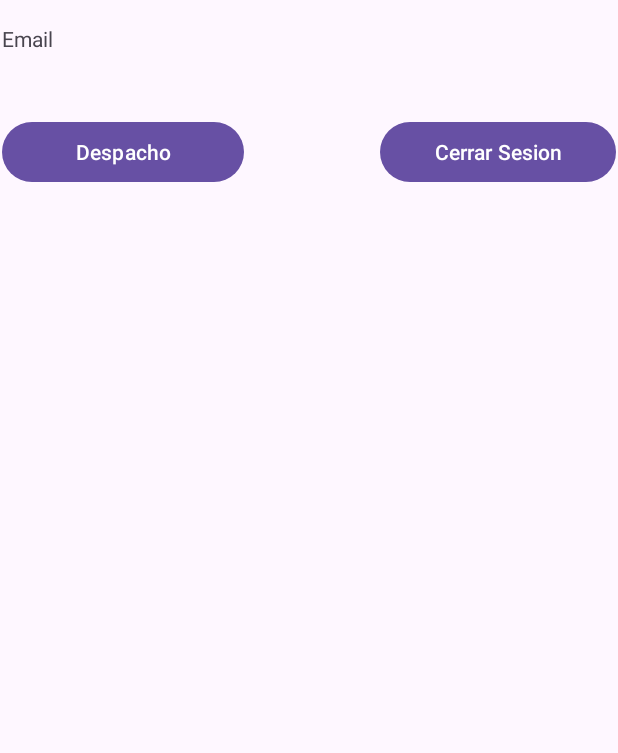
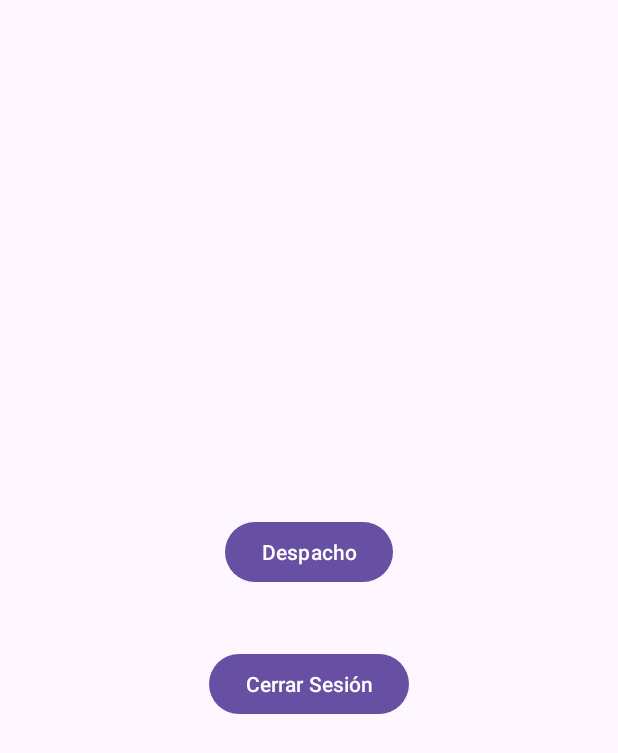
Before and after one commit to TEspina1705/Distribuidora, an Android app: the MenuActivity screen opened directly, with no data from a screen before it, on a phone screen of 412 x 824 dp. Shown: the top 753 px of the screen. Run offline under Robolectric (Android 15) with nearby library versions, the phone set to English and light mode, and no system bars; our stand-ins replace Firebase (no records; nobody signed in at launch, a user with empty details on screens opened directly).

Commit message:
comentarios en codigo y eliminacion de boton y textView sin uso

```diff
--- a/app/src/main/java/com/example/distribuidora/MenuActivity.java
+++ b/app/src/main/java/com/example/distribuidora/MenuActivity.java
@@ -12,11 +12,11 @@ import androidx.core.view.ViewCompat;
 import androidx.core.view.WindowInsetsCompat;
 
 import com.google.firebase.auth.FirebaseAuth;
-
+//pantalla Menu Despacho
 public class MenuActivity extends AppCompatActivity {
 
-    Button btn_cerrar, despacho;
-    FirebaseAuth mAuth;
+    Button btn_cerrar, despacho;//declaramos variables de boton cerrar sesion y menu despacho
+    FirebaseAuth mAuth;//referencia a autenticacion de firebase
 
     @Override
     protected void onCreate(Bundle savedInstanceState) {
@@ -24,12 +24,11 @@ public class MenuActivity extends AppCompatActivity {
         EdgeToEdge.enable(this);
         setContentView(R.layout.activity_menu);
 
+        mAuth = FirebaseAuth.getInstance();//conexion firebase authentication
+        despacho = findViewById(R.id.btn_despacho);// se vincula boton grafico con codigo
+        btn_cerrar = findViewById(R.id.btn_cerrar);//se vincula boton grafico con codigo
 
-        mAuth = FirebaseAuth.getInstance();
-        despacho = findViewById(R.id.btn_despacho);
-        btn_cerrar = findViewById(R.id.btn_cerrar);
-
-
+        // activa evento con boton Despacho para ir a la pantalla Distancia
         despacho.setOnClickListener(new View.OnClickListener() {
             @Override
             public void onClick(View v) {
@@ -37,7 +36,7 @@ public class MenuActivity extends AppCompatActivity {
                 startActivity(intento);
             }
         });
-
+        //activa evento de cierre de sesion volviendo a pantalla de login
         btn_cerrar.setOnClickListener(new View.OnClickListener() {
             @Override
             public void onClick(View v) {
@@ -46,9 +45,5 @@ public class MenuActivity extends AppCompatActivity {
                 startActivity(new Intent(MenuActivity.this, AuthActivity.class));
             }
         });
-
-
-
-
     }
 }
--- a/app/src/main/res/layout/activity_menu.xml
+++ b/app/src/main/res/layout/activity_menu.xml
@@ -8,48 +8,30 @@
     tools:context=".MenuActivity">
 
     <LinearLayout
-        android:layout_width="409dp"
-        android:layout_height="889dp"
-        android:layout_marginStart="16dp"
-        android:layout_marginTop="16dp"
-        android:layout_marginEnd="16dp"
+        android:layout_width="match_parent"
+        android:layout_height="match_parent"
         android:orientation="vertical"
-        app:layout_constraintEnd_toEndOf="parent"
+        android:gravity="center"
+        app:layout_constraintTop_toTopOf="parent"
+        app:layout_constraintBottom_toBottomOf="parent"
         app:layout_constraintStart_toStartOf="parent"
-        app:layout_constraintTop_toTopOf="parent">
-
-        <TextView
-            android:id="@+id/txt_email"
-            android:layout_width="match_parent"
-            android:layout_height="61dp"
-            android:text="Email" />
-
-        <Space
-            android:layout_width="match_parent"
-            android:layout_height="wrap_content" />
-
-        <LinearLayout
-            android:layout_width="match_parent"
-            android:layout_height="140dp"
-            android:orientation="horizontal">
+        app:layout_constraintEnd_toEndOf="parent">
 
         <Button
             android:id="@+id/btn_despacho"
-                android:layout_width="161dp"
+            android:layout_width="wrap_content"
             android:layout_height="wrap_content"
             android:text="Despacho" />
 
         <Space
-                android:layout_width="wrap_content"
-                android:layout_height="wrap_content"
-                android:layout_weight="1" />
+            android:layout_width="match_parent"
+            android:layout_height="40dp" />
 
         <Button
             android:id="@+id/btn_cerrar"
-                android:layout_width="157dp"
+            android:layout_width="wrap_content"
             android:layout_height="wrap_content"
-                android:text="Cerrar Sesion" />
+            android:text="Cerrar Sesión" />
     </LinearLayout>
 
-    </LinearLayout>
 </androidx.constraintlayout.widget.ConstraintLayout>
```
Also changed, not shown: app/src/main/java/com/example/distribuidora/AuthActivity.java (+12 -14 lines), app/src/main/java/com/example/distribuidora/DistanciaActivity2.java (+21 -20 lines), app/src/main/res/layout/activity_auth.xml (+0 -22 lines). Lines whose indentation alone changed are shown as unchanged.
